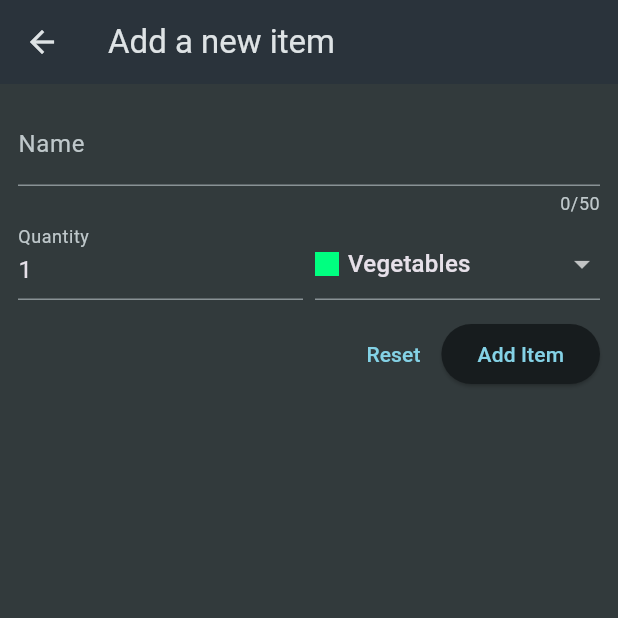
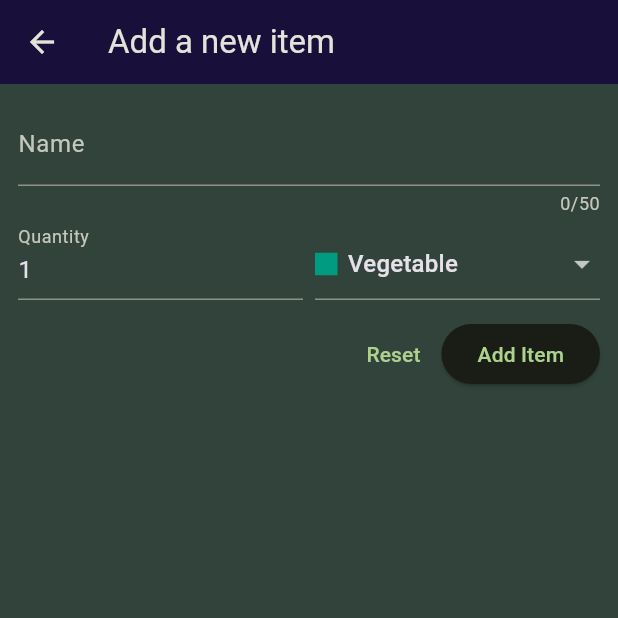
Before and after one commit to githimansh/shopping_list, a Flutter app: the screen it shows after launch, after a tap on the "add" icon, on a phone screen of 412 x 824 dp, the top half of it. Run offline on Flutter 3.47's test engine with Material 3 defaults, Android fonts, the phone set to English and light mode, and no system bars.

Commit message:
change the code

```diff
--- a/lib/data/categories.dart
+++ b/lib/data/categories.dart
@@ -4,8 +4,8 @@ import 'package:shopping_list/models/category.dart';
 
 const categories = {
   Categories.vegetables: Category(
-    'Vegetables',
-    Color.fromARGB(255, 0, 255, 128),
+    'Vegetable',
+    Color.fromARGB(255, 0, 155, 128),
   ),
   Categories.fruit: Category(
     'Fruit',
@@ -35,10 +35,7 @@ const categories = {
     'Convenience',
     Color.fromARGB(255, 191, 0, 255),
   ),
-  Categories.hygiene: Category(
-    'Hygiene',
-    Color.fromARGB(255, 149, 0, 255),
-  ),
+
   Categories.other: Category(
     'Other',
     Color.fromARGB(255, 0, 225, 255),
--- a/lib/main.dart
+++ b/lib/main.dart
@@ -17,11 +17,11 @@ class MyApp extends StatelessWidget {
       theme: ThemeData.dark().copyWith(
         useMaterial3: true,
         colorScheme: ColorScheme.fromSeed(
-          seedColor: const Color.fromARGB(255, 147, 229, 250),
+          seedColor: const Color.fromARGB(255, 147, 219, 350),
           brightness: Brightness.dark,
-          surface: const Color.fromARGB(255, 42, 51, 59),
+          surface: const Color.fromARGB(255, 24, 15, 59),
         ),
-        scaffoldBackgroundColor: const Color.fromARGB(255, 50, 58, 60),
+        scaffoldBackgroundColor: const Color.fromARGB(255, 50, 67, 60),
       ),
       home: const GroceryList(),
     );
--- a/lib/widgets/new_item.dart
+++ b/lib/widgets/new_item.dart
@@ -101,11 +101,11 @@ class _NewItemState extends State<NewItem> {
                             child: Row(
                               children: [
                                 Container(
-                                  width: 16,
-                                  height: 16,
+                                  width: 15,
+                                  height: 15,
                                   color: category.value.color,
                                 ),
-                                const SizedBox(width: 6),
+                                const SizedBox(width: 7),
                                 Text(category.value.title),
                               ],
                             ),
```
